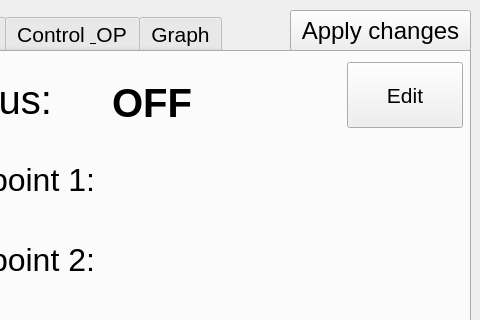
Before: the Qt Designer form m_monitron_0_0/m_monitron_0_0.ui in StokeDude18/m_monitron, drawn with Qt 5; both pictures show x 320 to 800 and y 0 to 320 of the 800 by 480 pixel window.
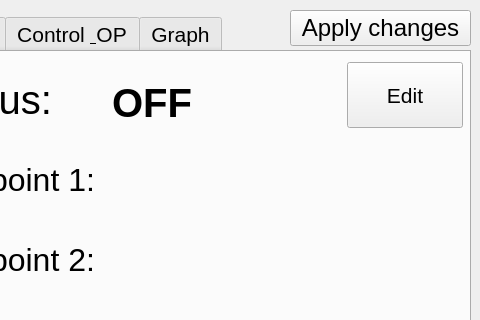
After: the same form once the commit is applied.

```diff
--- a/m_monitron_0_0/m_monitron_0_0.ui
+++ b/m_monitron_0_0/m_monitron_0_0.ui
@@ -834,7 +834,7 @@
       <x>610</x>
       <y>10</y>
       <width>181</width>
-      <height>41</height>
+      <height>36</height>
      </rect>
     </property>
     <property name="font">
```
Left out of the diff: 12 changed lines with no effect on the pictures.
